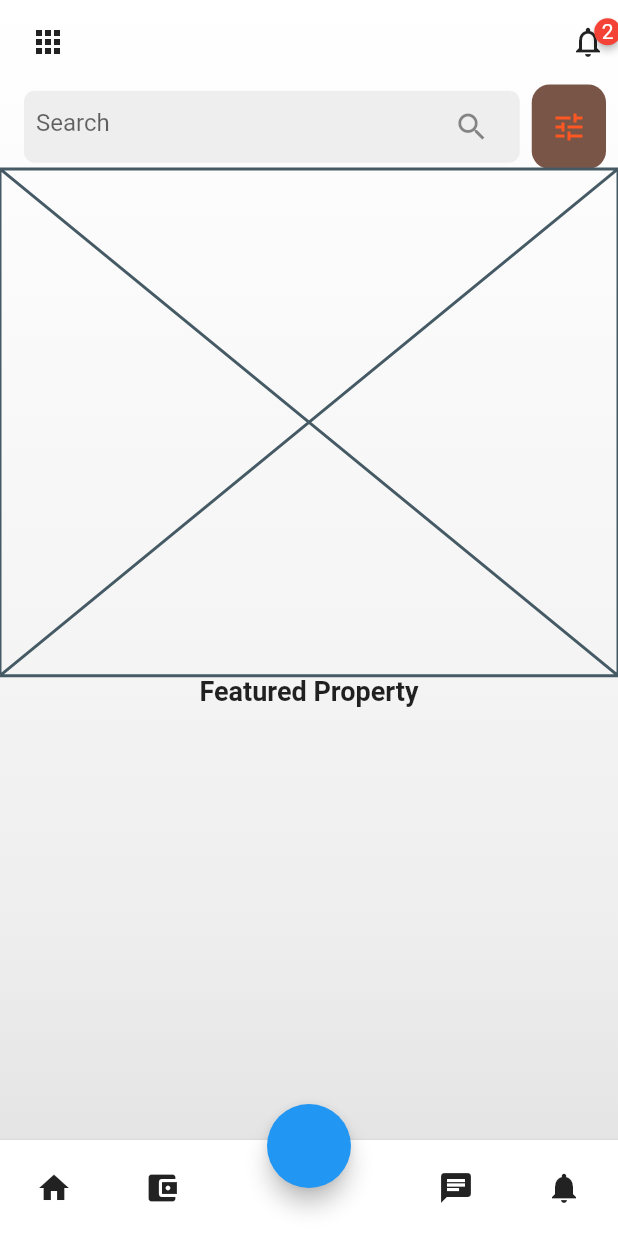
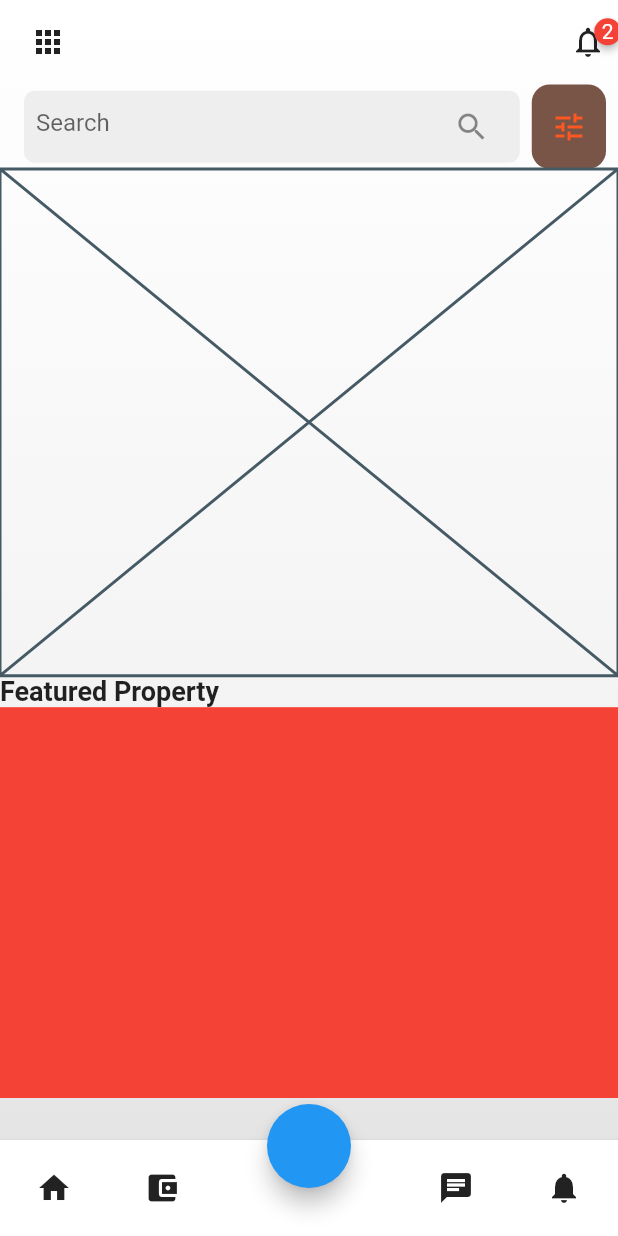
Before and after one commit to JAICHANGPARK/flutter_notebook_11th_story, a Flutter app: the screen it shows after launch, on a phone screen of 412 x 824 dp. Run offline on Flutter 3.47's test engine with Material 2 defaults, Android fonts, the phone set to English and light mode, and no system bars; drawn by our look-alikes of badges; our stand-ins replace backdrop, flutter_inner_drawer, flutter_slidable, flutter_swiper, google_fonts.

Commit message:
Update real_estate_home_page.dart

```diff
--- a/lib/ep731_real_estate_app/ui/real_estate_home_page.dart
+++ b/lib/ep731_real_estate_app/ui/real_estate_home_page.dart
@@ -157,7 +157,12 @@ class _RealEstateHomePageState extends State<RealEstateHomePage> {
                         Text("Featured Property", style: TextStyle(
                           fontSize: 18,
                           fontWeight: FontWeight.bold
-                        ),)
+                        ),),
+                        Expanded(child: Container(
+                          decoration: BoxDecoration(
+                            color: Colors.red
+                          ),
+                        ))
                       ],
                     )),
                   ],
```
